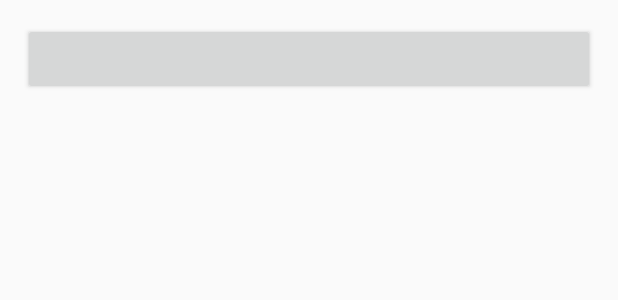
After one commit to kangraemin/RxJavaStudy, an Android app: the layout item_main_example.xml on its own in the app's theme, with its tools: preview values and no code run, on a phone screen of 412 x 824 dp. The commit adds this screen. Shown: the top 300 px of the screen. Run offline under Robolectric (Android 15) with nearby library versions, the phone set to English and light mode, and no system bars.

Commit message:
[Add] Logic to show example buttons in Main
- Add ExampleItem enum class to save destination class / example title

```diff
--- /dev/null
+++ b/AndroidProject/app/src/main/res/layout/item_main_example.xml
@@ -0,0 +1,6 @@
+<?xml version="1.0" encoding="utf-8"?>
+<Button xmlns:android="http://schemas.android.com/apk/res/android"
+    android:id="@+id/btn_move_to_example_destination"
+    android:layout_width="match_parent"
+    android:layout_height="wrap_content"
+    android:layout_margin="15dp" />
--- a/AndroidProject/app/src/main/res/values/strings.xml
+++ b/AndroidProject/app/src/main/res/values/strings.xml
@@ -1,3 +1,4 @@
 <resources>
     <string name="app_name">RxJavaLecture</string>
+    <string name="first_week_observer_pattern_example_first">옵저버 패턴 소개 - 1</string>
 </resources>
```
Also changed, not shown: AndroidProject/app/src/main/java/com/example/rxjavalecture/ExampleItem.kt (added, +9 -0 lines), AndroidProject/app/src/main/java/com/example/rxjavalecture/MainActivity.kt (+9 -2 lines), AndroidProject/app/src/main/java/com/example/rxjavalecture/MainAdapter.kt (added, +43 -0 lines), AndroidProject/app/src/main/res/layout/activity_main.xml (+6 -9 lines).
